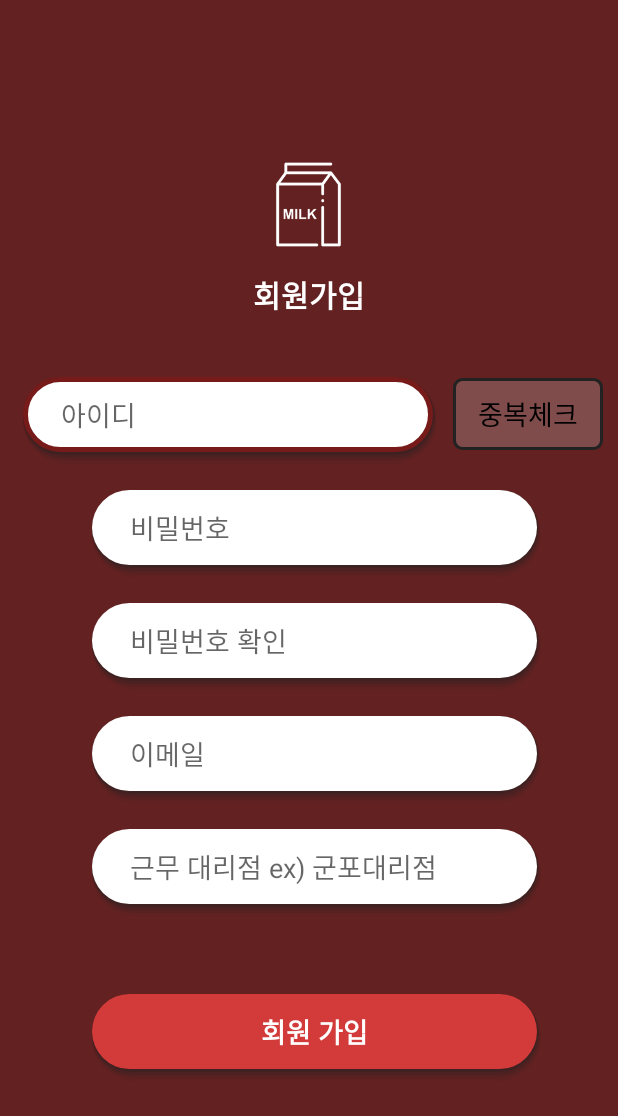
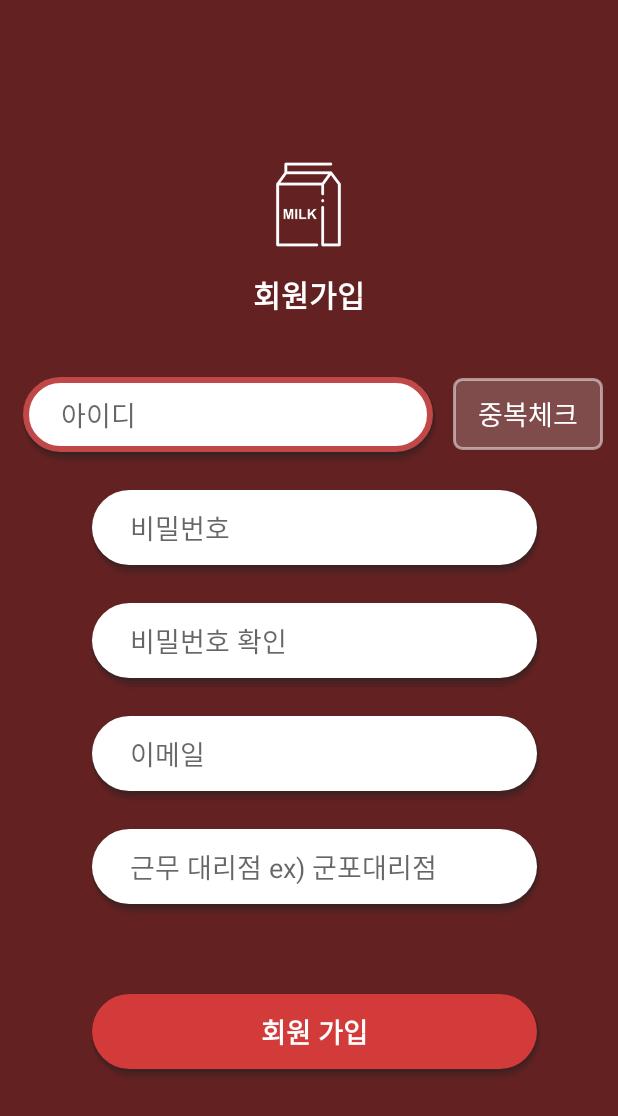
Before and after one commit to zeratul188/MilkDelivery, an Android app: the SignupActivity screen opened directly, with no data from a screen before it, on a phone screen of 412 x 824 dp. Shown: the top 1116 px of the screen. Run offline under Robolectric (Android 15) with nearby library versions, the phone set to English and light mode, and no system bars; our stand-ins replace Firebase (no records; nobody signed in at launch, a user with empty details on screens opened directly).

Commit message:
20210511 commited!

```diff
--- a/app/src/main/java/com/example/mixroidminigames/LoginActivity.java
+++ b/app/src/main/java/com/example/mixroidminigames/LoginActivity.java
@@ -29,7 +29,7 @@ public class LoginActivity extends BaseActivity {
     protected void onCreate(Bundle savedInstanceState) {
         super.onCreate(savedInstanceState);
         setContentView(R.layout.activity_login);
-        getSupportActionBar().setDisplayHomeAsUpEnabled(true);
+        //getSupportActionBar().setDisplayHomeAsUpEnabled(true);
         setTitle("로그인");
 
         edtID = findViewById(R.id.edtID);
--- a/app/src/main/java/com/example/mixroidminigames/PasswordEditActivity.java
+++ b/app/src/main/java/com/example/mixroidminigames/PasswordEditActivity.java
@@ -34,7 +34,7 @@ public class PasswordEditActivity extends BaseActivity {
     protected void onCreate(Bundle savedInstanceState) {
         super.onCreate(savedInstanceState);
         setContentView(R.layout.activity_password_edit);
-        getSupportActionBar().setDisplayHomeAsUpEnabled(true);
+        //getSupportActionBar().setDisplayHomeAsUpEnabled(true);
         setTitle("비밀번호 변경");
 
         edtUndoPassword = findViewById(R.id.edtUndoPassword);
--- a/app/src/main/java/com/example/mixroidminigames/SignupActivity.java
+++ b/app/src/main/java/com/example/mixroidminigames/SignupActivity.java
@@ -30,7 +30,7 @@ public class SignupActivity extends BaseActivity {
     protected void onCreate(Bundle savedInstanceState) {
         super.onCreate(savedInstanceState);
         setContentView(R.layout.activity_signup);
-        getSupportActionBar().setDisplayHomeAsUpEnabled(true);
+        //getSupportActionBar().setDisplayHomeAsUpEnabled(true);
         setTitle("회원가입");
 
         edtID = findViewById(R.id.edtID);
--- a/app/src/main/res/drawable-v24/buttonsubspecialcustom.xml
+++ b/app/src/main/res/drawable-v24/buttonsubspecialcustom.xml
@@ -28,7 +28,7 @@
             <corners android:radius="5dp"/>
             <stroke
                 android:width="2dp"
-                android:color="#222222"/>
+                android:color="#80FFFFFF"/>
         </shape>
     </item>
 
--- a/app/src/main/res/drawable/editspeicalcustom.xml
+++ b/app/src/main/res/drawable/editspeicalcustom.xml
@@ -8,7 +8,7 @@
             <item> <shape> <padding android:top="0dp" android:right="1dp" android:bottom="2dp" android:left="0dp" /> <corners android:radius="100dp" /> <solid android:color="#30222222" /> </shape> </item>
             <item> <shape> <padding android:top="0dp" android:right="1dp" android:bottom="2dp" android:left="0dp" /> <corners android:radius="100dp" /> <solid android:color="#50222222" /> </shape> </item>
             <!-- Background -->
-            <item> <shape> <stroke android:color="#771A1A" android:width="3dp"/> <solid android:color="#ffffff" /> <corners android:radius="100dp" /> </shape> </item>
+            <item> <shape> <stroke android:color="#C14848" android:width="4dp"/> <solid android:color="#ffffff" /> <corners android:radius="100dp" /> </shape> </item>
         </layer-list>
     </item>
     <item android:state_enabled="false">
--- a/app/src/main/res/layout/activity_login.xml
+++ b/app/src/main/res/layout/activity_login.xml
@@ -70,5 +70,5 @@
         android:text="회원가입"
         android:textSize="18sp"
         android:layout_marginTop="20dp"
-        android:textColor="#000000"/>
+        android:textColor="#FFFFFF"/>
 </LinearLayout>
--- a/app/src/main/res/layout/activity_signup.xml
+++ b/app/src/main/res/layout/activity_signup.xml
@@ -49,7 +49,7 @@
             android:text="중복체크"
             android:textSize="18sp"
             android:layout_marginLeft="10dp"
-            android:textColor="#000000"/>
+            android:textColor="#FFFFFF"/>
     </LinearLayout>
     <EditText
         android:layout_width="300dp"
```
